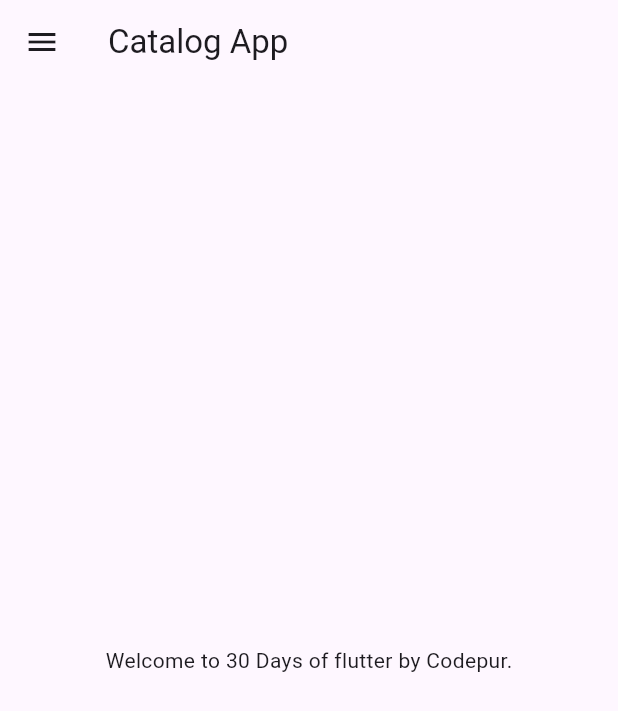
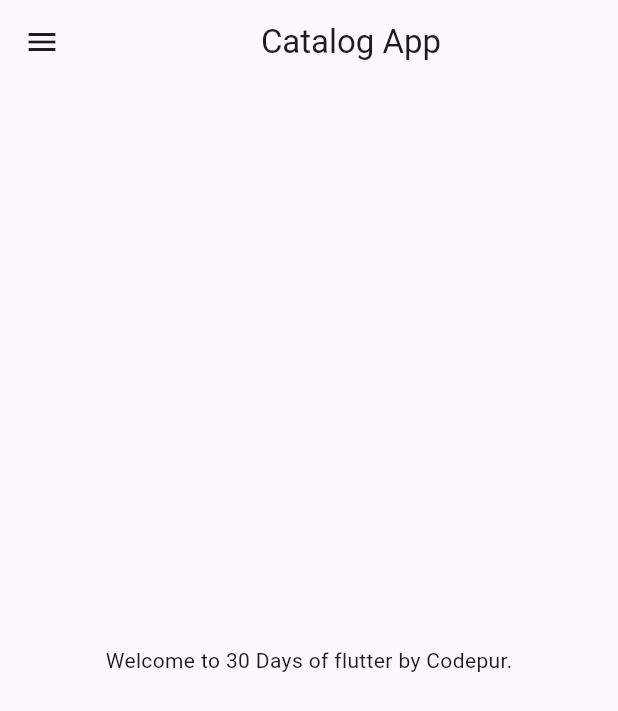
Before and after one commit to Sami0402/30DaysOfFlutter, a Flutter app: the screen it shows after launch, on a phone screen of 412 x 824 dp. Shown: the top 711 px of the screen. Run offline on Flutter 3.47's test engine with Material 3 defaults, Android fonts, the phone set to English and light mode, and no system bars.

Commit message:
Day 3 completed

```diff
--- a/lib/main.dart
+++ b/lib/main.dart
@@ -1,5 +1,6 @@
 import 'package:flutter/material.dart';
-import 'home_page.dart';
+import 'package:flutter_demo/pages/login_page.dart';
+import 'pages/home_page.dart';
 
 void main() {
   runApp(MyApp());
@@ -9,7 +10,19 @@ class MyApp extends StatelessWidget {
   @override
   Widget build(BuildContext context) {
     return MaterialApp(
-      home: HomePage(),
+      themeMode: ThemeMode.light,
+      theme: ThemeData(
+        primaryColor: Colors.deepPurple,
+      ),
+      darkTheme: ThemeData(
+        brightness: Brightness.dark,
+      ),
+      initialRoute: "/home",
+      routes: {
+        "/": (context) => LoginPage(),
+        "/home": (context) => HomePage(),
+        "/login": (context) => LoginPage()
+      },
     );
   }
 }
--- a/lib/home_page.dart
+++ b/lib/pages/home_page.dart
@@ -7,7 +7,8 @@ class HomePage extends StatelessWidget {
     final name = "Codepur";
     return Scaffold(
       appBar: AppBar(
-        title: Text("Catalog App"),
+        // backgroundColor: Colors.blue,
+        title: Center(child: Text("Catalog App")),
       ),
       body: Center(
         child: Container(
```
Also changed, not shown: lib/pages/login_page.dart (added, +19 -0 lines).
